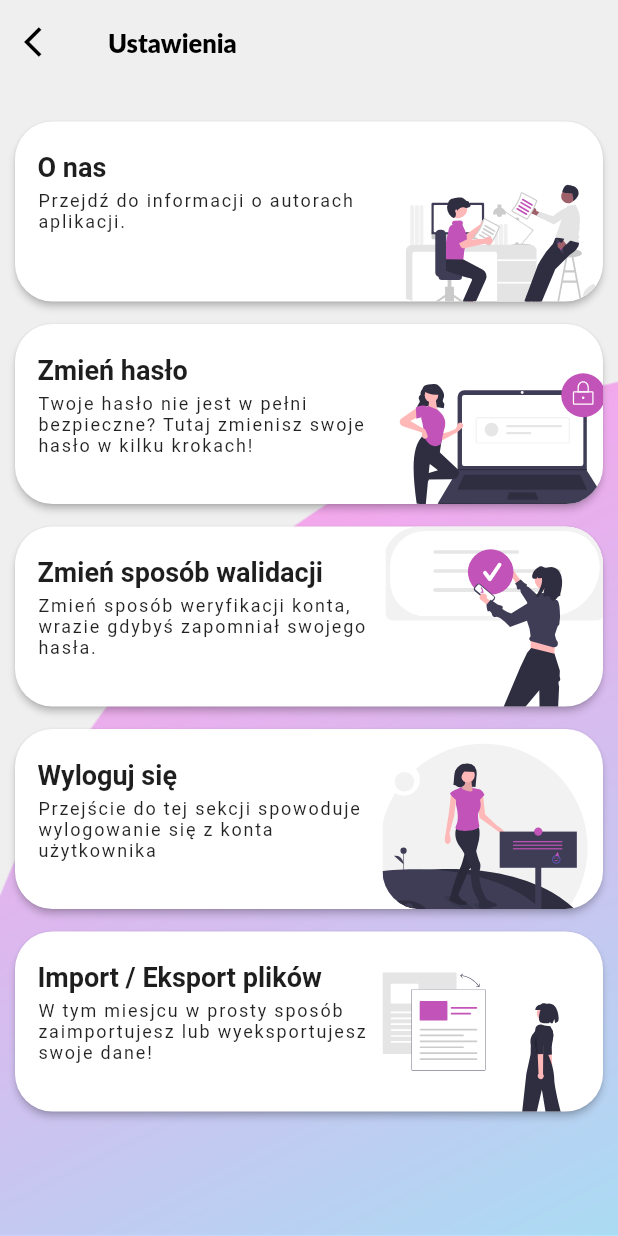
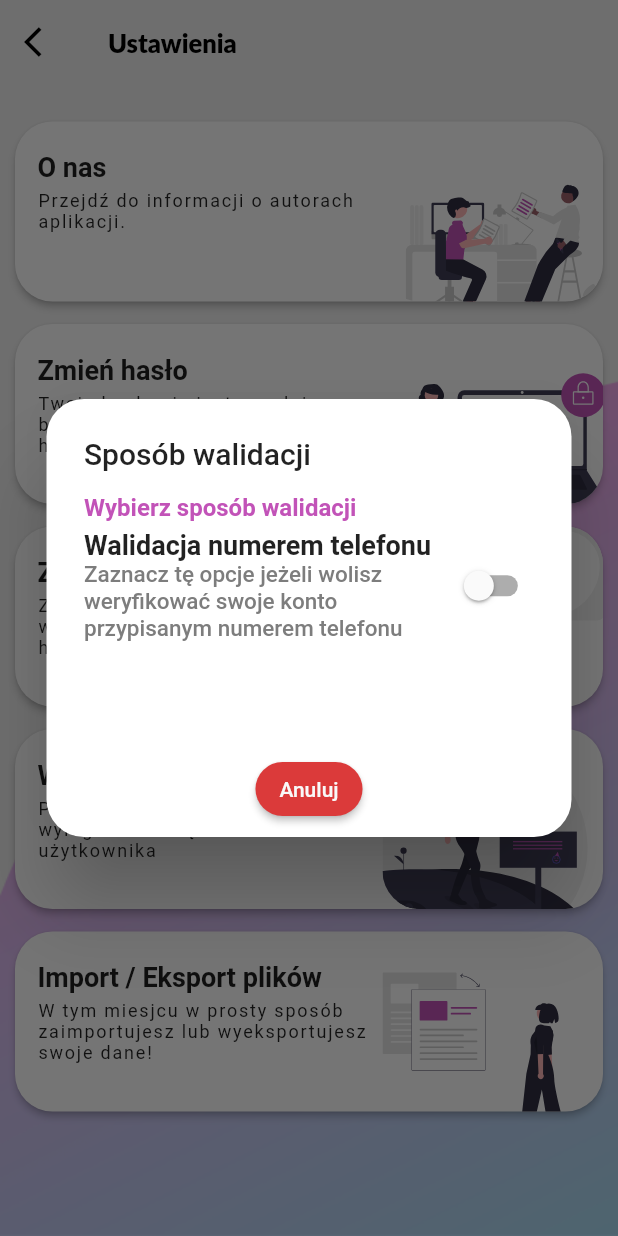
Before and after one commit to v-ashka/proj-zespolowy-flutter, a Flutter app: the SettingsView screen opened directly, after a tap on "Zmień sposób walidacji", on a phone screen of 412 x 824 dp. Run offline on Flutter 3.47's test engine with Material 2 defaults, Android fonts, the phone set to English and light mode, and no system bars; our stand-ins replace cached_network_image, dio, dropdown_textfield, expandable, file_picker, flutter_local_notifications and 10 more; missing offline and left inert: byte_converter, chip_list, flutter_downloader, jwt_decode, video_thumbnail; accounts and stored records are empty.

Commit message:
fixex in settings_view

```diff
--- a/lib/pages/settings_view.dart
+++ b/lib/pages/settings_view.dart
@@ -163,11 +163,15 @@ class _SettingsViewState extends State<SettingsView> {
                     child: Container(
                         child: Column(
                             crossAxisAlignment: CrossAxisAlignment.start,
-                            mainAxisAlignment: MainAxisAlignment.spaceEvenly,
+                            mainAxisAlignment: MainAxisAlignment.start,
                             children: [
+                          SizedBox(
+                            height: 10,
+                          ),
                           Text(description),
                           isLoading
                               ? (const Center(
+                                  heightFactor: 5,
                                   child: CircularProgressIndicator(
                                       color: mainColor)))
                               : (Form(
@@ -419,24 +423,6 @@ class _SettingsViewState extends State<SettingsView> {
     });
   }
 
-  FlutterLocalNotificationsPlugin flutterLocalNotificationsPlugin =
-      FlutterLocalNotificationsPlugin();
-
-  Future<void> initNotification(filepath) async {
-// initialise the plugin. app_icon needs to be a added as a drawable resource to the Android head project
-    const AndroidInitializationSettings initializationSettingsAndroid =
-        AndroidInitializationSettings('ic_launcher');
-    final InitializationSettings initializationSettings =
-        InitializationSettings(android: initializationSettingsAndroid);
-    await flutterLocalNotificationsPlugin.initialize(
-      initializationSettings,
-      onDidReceiveNotificationResponse: (details) {
-        log(details.toString());
-        // OpenFile.open(filepath);
-      },
-    );
-  }
-
   void importExportAlert() {
     bool fileReady = false;
     List<PlatformFile> files = [];
@@ -460,6 +446,9 @@ class _SettingsViewState extends State<SettingsView> {
                   child: Container(
                       child: Column(
                     children: [
+                      SizedBox(
+                        height: 30,
+                      ),
                       Row(
                           crossAxisAlignment: CrossAxisAlignment.center,
                           mainAxisAlignment: MainAxisAlignment.spaceBetween,
@@ -574,7 +563,7 @@ class _SettingsViewState extends State<SettingsView> {
                             ),
                           ]),
                       SizedBox(
-                        height: 40,
+                        height: 10,
                       ),
                       fileStatus
                           ? LinearProgressIndicator(
@@ -600,6 +589,122 @@ class _SettingsViewState extends State<SettingsView> {
                           Navigator.pop(context);
                         },
                         child: Text("Anuluj")),
+                  ],
+                ),
+              ],
+            );
+          });
+        });
+  }
+
+  //Funkcja pokazująca AlertDialog z wyborem adresu serwera
+  void showValidationSettings() async {
+    bool isSwitched = false;
+    var validationType = await storage.read(key: "phone_validation");
+    if (validationType == null) {
+      await storage.write(
+          key: "phone_validation", value: isSwitched.toString());
+    } else {
+      setState(() {
+        bool temp = validationType.toLowerCase() == 'true';
+        isSwitched = temp;
+      });
+    }
+
+    showDialog(
+        context: context,
+        builder: (context) {
+          return StatefulBuilder(builder: (context, setState) {
+            return AlertDialog(
+              insetPadding:
+                  const EdgeInsets.symmetric(horizontal: 20, vertical: 20),
+              titlePadding: const EdgeInsets.fromLTRB(25, 25, 25, 5),
+              contentPadding: const EdgeInsets.fromLTRB(25, 0, 25, 25),
+              shape: const RoundedRectangleBorder(
+                  borderRadius: BorderRadius.all(Radius.circular(25.0))),
+              title: const Text("Sposób walidacji"),
+              content: SizedBox(
+                  height: 150,
+                  width: 300,
+                  child: Column(
+                      crossAxisAlignment: CrossAxisAlignment.start,
+                      mainAxisAlignment: MainAxisAlignment.start,
+                      children: [
+                        const SizedBox(
+                          height: 10,
+                        ),
+                        const Text(
+                          "Wybierz sposób walidacji",
+                          style: TextStyle(
+                              fontWeight: FontWeight.w600, color: secondColor),
+                        ),
+                        const SizedBox(
+                          height: 5,
+                        ),
+                        Row(
+                          children: [
+                            Expanded(
+                              flex: 9,
+                              child: Column(
+                                crossAxisAlignment: CrossAxisAlignment.start,
+                                mainAxisAlignment: MainAxisAlignment.center,
+                                children: const [
+                                  Text(
+                                    "Walidacja numerem telefonu",
+                                    style: TextStyle(
+                                        fontSize: 18,
+                                        fontWeight: FontWeight.w600),
+                                  ),
+                                  Text(
+                                    "Zaznacz tę opcje jeżeli wolisz weryfikować swoje konto przypisanym numerem telefonu",
+                                    style: TextStyle(
+                                        fontSize: 15,
+                                        color: fontGrey,
+                                        fontWeight: FontWeight.w500),
+                                  ),
+                                ],
+                              ),
+                            ),
+                            Expanded(
+                              flex: 2,
+                              child: Switch(
+                                  value: isSwitched,
+                                  onChanged: (value) async {
+                                    print("value is $value");
+                                    await storage.write(
+                                        key: "phone_validation",
+                                        value: value == true
+                                            ? ("true")
+                                            : ("false"));
+                                    setState(() {
+                                      isSwitched = value;
+                                      print(isSwitched);
+                                      print(
+                                          'valiationtype is ${validationType}');
+                                    });
+                                  }),
+                            ),
+                          ],
+                        ),
+                        const SizedBox(
+                          height: 15,
+                        ),
+                      ])),
+              actions: [
+                Row(
+                  mainAxisAlignment: MainAxisAlignment.spaceEvenly,
+                  children: [
+                    ElevatedButton(
+                        style: ElevatedButton.styleFrom(
+                          backgroundColor: deleteBtn,
+                          foregroundColor: bgSmokedWhite,
+                          shape: RoundedRectangleBorder(
+                              borderRadius: BorderRadius.circular(25)),
+                        ),
+                        onPressed: () async {
+                          Navigator.pop(context);
+                        },
+                        child: const Text("Anuluj")),
                   ],
                 ),
               ],
@@ -658,6 +763,7 @@ class _SettingsViewState extends State<SettingsView> {
                   descUpperCase: false,
                   onPressed: () async {
                     print("val test2");
+                    showValidationSettings();
                   },
                   assetImgPath: 'assets/auth_pass.svg',
                 ),
```
Also changed, not shown: lib/utils/file_picker.dart (+1 -7 lines).
